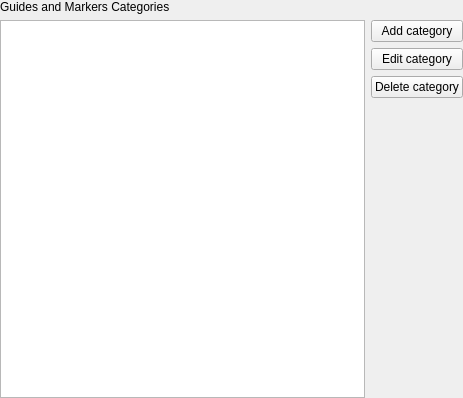
Above: src/ui/guidecategories_ui.ui from KDE/kdenlive before the change. Below: the same form after it.
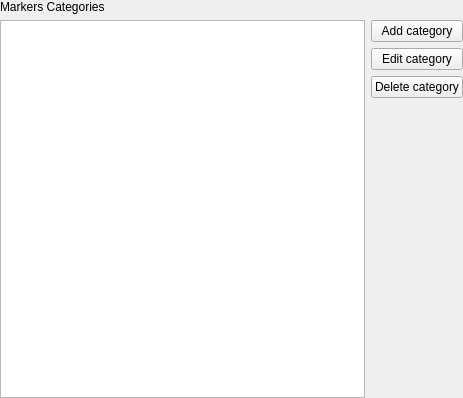
That is the form after the change.

Commit message: Get rid of remaining "Guides" labels

Patch:
```diff
--- a/src/ui/guidecategories_ui.ui
+++ b/src/ui/guidecategories_ui.ui
@@ -67,7 +67,7 @@
    <item row="0" column="0" colspan="2">
     <widget class="QLabel" name="label">
      <property name="text">
-      <string>Guides and Markers Categories</string>
+      <string>Markers Categories</string>
      </property>
     </widget>
    </item>
```
The commit also changes 1 other file.
